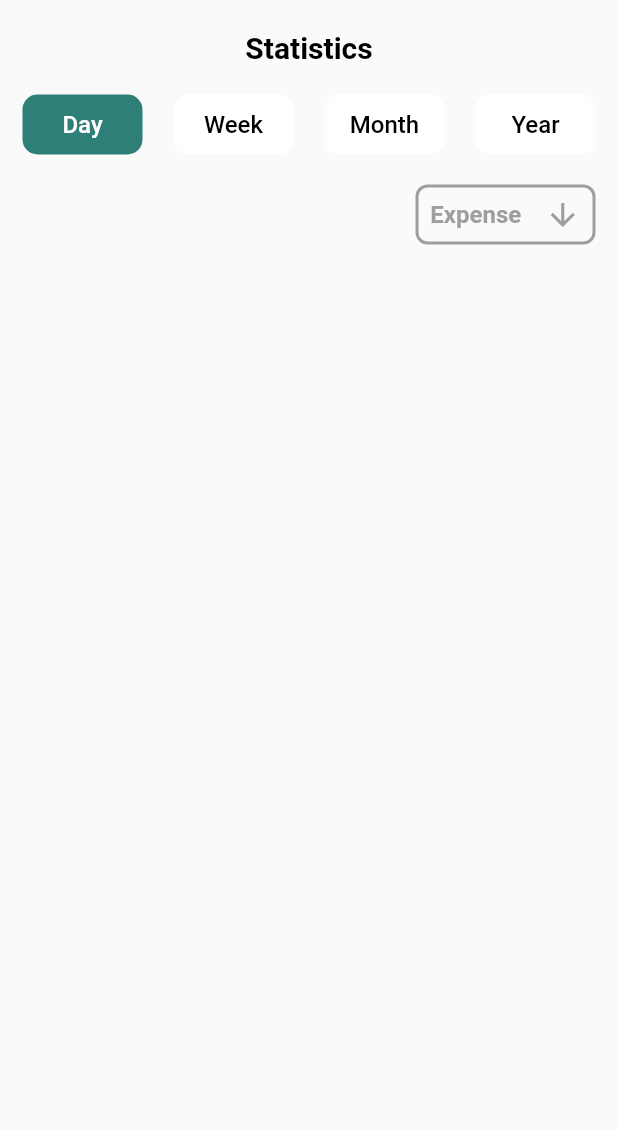
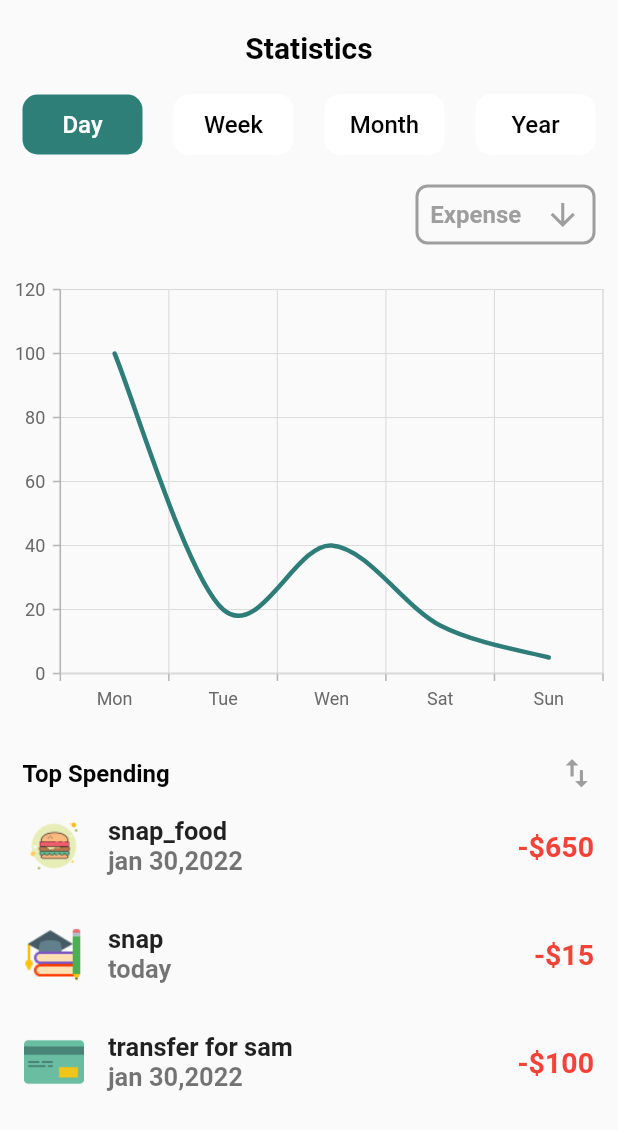
Before and after one commit to goldspide/MoneyManagment-, a Flutter app: the Statistics screen opened directly, on a phone screen of 412 x 824 dp. Shown: the top 1130 px of the screen. Run offline on Flutter 3.47's test engine with Material 2 defaults, Android fonts, the phone set to English and light mode, and no system bars; our stand-ins replace syncfusion_flutter_charts.

Commit message:
Futher imolementation of Screens and Navbars

```diff
--- a/lib/Screens/statistics.dart
+++ b/lib/Screens/statistics.dart
@@ -1,3 +1,5 @@
+import 'package:cobay/data/top.dart';
+import 'package:cobay/widgets/chart.dart';
 import 'package:flutter/material.dart';
 
 class Statistics extends StatefulWidget {
@@ -8,7 +10,7 @@ class Statistics extends StatefulWidget {
 }
 
 class _StatisticsState extends State<Statistics> {
-  List day = ['Day','Week','Month','Year'];
+  List day = ['Day', 'Week', 'Month', 'Year'];
   int index_color = 0;
   @override
   Widget build(BuildContext context) {
@@ -50,12 +52,16 @@ class _StatisticsState extends State<Statistics> {
                               width: 80,
                               decoration: BoxDecoration(
                                   borderRadius: BorderRadius.circular(10),
-                                  color:  index_color == index ? const Color.fromARGB(255, 47, 127, 121) : Colors.white),
+                                  color: index_color == index
+                                      ? const Color.fromARGB(255, 47, 127, 121)
+                                      : Colors.white),
                               alignment: Alignment.center,
-                              child:  Text(
+                              child: Text(
                                 day[index],
-                                style:  TextStyle(
-                                    color: index_color == index ? Colors.white : Colors.black,
+                                style: TextStyle(
+                                    color: index_color == index
+                                        ? Colors.white
+                                        : Colors.black,
                                     fontSize: 16,
                                     fontWeight: FontWeight.w500),
                               ),
@@ -77,25 +83,85 @@ class _StatisticsState extends State<Statistics> {
                           height: 40,
                           width: 120,
                           decoration: BoxDecoration(
-                            border: Border.all(
-                              color: Colors.grey,
-                              width: 2
-                            ),
+                            border: Border.all(color: Colors.grey, width: 2),
                             borderRadius: BorderRadius.circular(8),
                           ),
                           child: const Row(
                             mainAxisAlignment: MainAxisAlignment.spaceAround,
                             children: [
-                              Text("Expense", style: TextStyle(color: Colors.grey,fontSize: 16, fontWeight:FontWeight.bold),),
-                              Icon(Icons.arrow_downward_sharp,color: Colors.grey,)
+                              Text(
+                                "Expense",
+                                style: TextStyle(
+                                    color: Colors.grey,
+                                    fontSize: 16,
+                                    fontWeight: FontWeight.bold),
+                              ),
+                              Icon(
+                                Icons.arrow_downward_sharp,
+                                color: Colors.grey,
+                              ),
                             ],
                           ),
+                        ),
+                      ],
+                    ),
+                  ),
+                  const SizedBox(
+                    height: 20,
+                  ),
+                  const Chart(),
+                  const SizedBox(
+                    height: 20,
+                  ),
+                  const Padding(
+                    padding: EdgeInsets.symmetric(horizontal: 15),
+                    child: Row(
+                      mainAxisAlignment: MainAxisAlignment.spaceBetween,
+                      children: [
+                        Text(
+                          'Top Spending',
+                          style: TextStyle(
+                              color: Colors.black,
+                              fontWeight: FontWeight.bold,
+                              fontSize: 16),
+                        ),
+                        Icon(
+                          Icons.swap_vert,
+                          size: 25,
+                          color: Colors.grey,
                         )
                       ],
                     ),
                   )
                 ],
               ),
+            ),
+            SliverList(
+              delegate: SliverChildBuilderDelegate(
+                  (context, index) => ListTile(
+                        leading: Image.asset(
+                          'images/${geter_top()[index].image!}',
+                          height: 40,
+                        ),
+                        title: Text(
+                          geter_top()[index].name!,
+                          style: const TextStyle(
+                              fontSize: 17, fontWeight: FontWeight.w600),
+                        ),
+                        subtitle: Text(
+                          geter_top()[index].time!,
+                          style: const TextStyle(
+                              fontSize: 17, fontWeight: FontWeight.w600),
+                        ),
+                        trailing: Text(
+                          geter_top()[index].fee!,
+                          style: const TextStyle(
+                              fontSize: 19,
+                              fontWeight: FontWeight.w600,
+                              color: Colors.red),
+                        ),
+                      ),
+                  childCount: geter_top().length),
             )
           ],
         ),
--- a/lib/data/top.dart
+++ b/lib/data/top.dart
@@ -0,0 +1,25 @@
+import 'package:cobay/data/1data.dart';
+
+List<Money> geter_top(){
+  Money snap_food = Money();
+  snap_food.name = 'snap_food';
+  snap_food.fee = '-\$650';
+  snap_food.time ='jan 30,2022';
+  snap_food.image = 'food.png';
+  snap_food.buy =true;
+
+  Money snap = Money();
+  snap.buy = true;
+  snap.fee ='-\$15';
+  snap.image = 'Education.png';
+  snap.name = 'snap';
+  snap.time ='today';
+
+  Money transfer = Money();
+  transfer.buy=true;
+  transfer.fee='-\$100';
+  transfer.image='Transfer.png';
+  transfer.name ='transfer for sam';
+  transfer.time = 'jan 30,2022';
+  return[snap_food, snap, transfer];
+}
--- a/lib/main.dart
+++ b/lib/main.dart
@@ -1,5 +1,4 @@
-import 'package:cobay/Screens/home.dart';
-import 'package:cobay/Screens/statistics.dart';
+import 'package:cobay/widgets/bottom_navigation_bar.dart';
 import 'package:flutter/material.dart';
 
 void main(){
@@ -12,7 +11,7 @@ class MyApp extends StatelessWidget{
   Widget build(BuildContext context){
     return const MaterialApp(
       debugShowCheckedModeBanner: false,
-      home: Statistics()
+      home: Bottom()
     );
   }
 }
--- a/lib/widgets/chart.dart
+++ b/lib/widgets/chart.dart
@@ -0,0 +1,43 @@
+import 'package:flutter/material.dart';
+import 'package:syncfusion_flutter_charts/charts.dart';
+
+class Chart extends StatefulWidget {
+  const Chart({super.key});
+
+  @override
+  State<Chart> createState() => _ChartState();
+}
+
+class _ChartState extends State<Chart> {
+  @override
+  Widget build(BuildContext context) {
+    return Container(
+        height: 300,
+        width: double.infinity,
+        child: SfCartesianChart(
+          primaryXAxis: CategoryAxis(),
+          series: <SplineSeries<SalesData,String>>[
+            SplineSeries<SalesData,String>(
+              color: const Color.fromARGB(255, 47, 125, 121),
+              width: 3,
+              dataSource: <SalesData>[
+                SalesData(100, 'Mon'),
+                SalesData(20, 'Tue'),
+                SalesData(40, 'Wen'),
+                SalesData(15, 'Sat'),
+                SalesData(5, 'Sun'),
+              ],
+              xValueMapper: (SalesData sales,_)=>sales.year,
+              yValueMapper: (SalesData sales,_)=>sales.sales,
+            )
+          ],
+        ),
+      );
+  }
+}
+
+class SalesData{
+  SalesData(this.sales,this.year);
+  final String year;
+  final int sales;
+}
```
Also changed, not shown: lib/Screens/add.dart (+162 -0 lines), lib/Screens/home.dart (+11 -4 lines), lib/widgets/bottom_navigation_bar.dart (+92 -0 lines).
